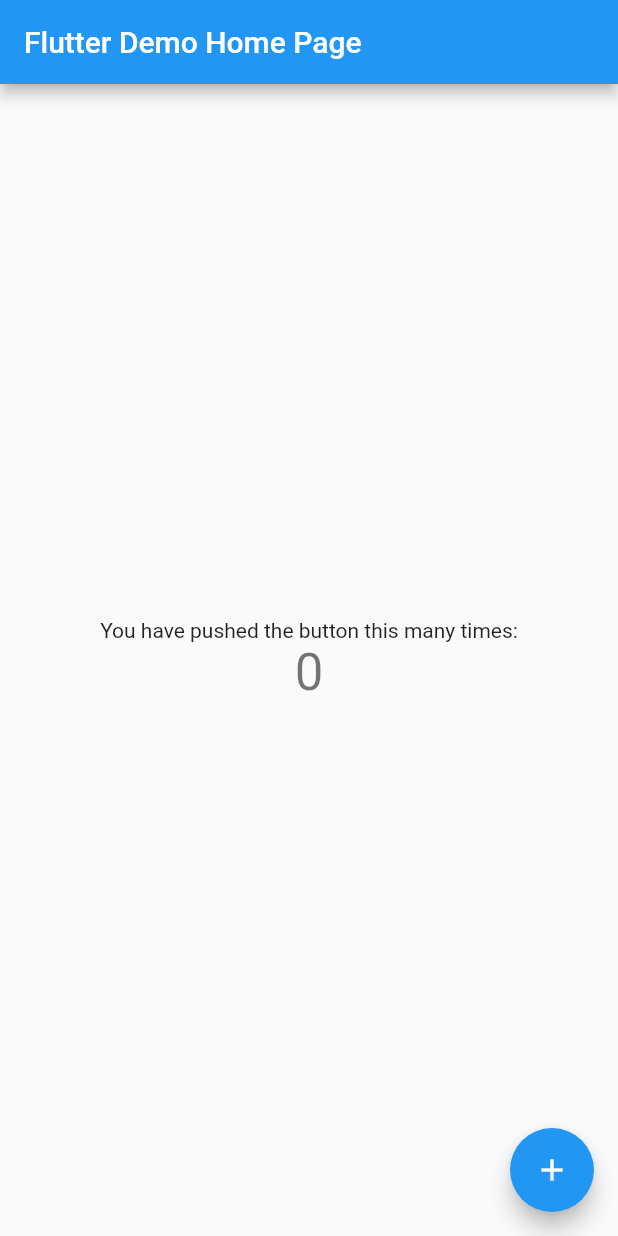
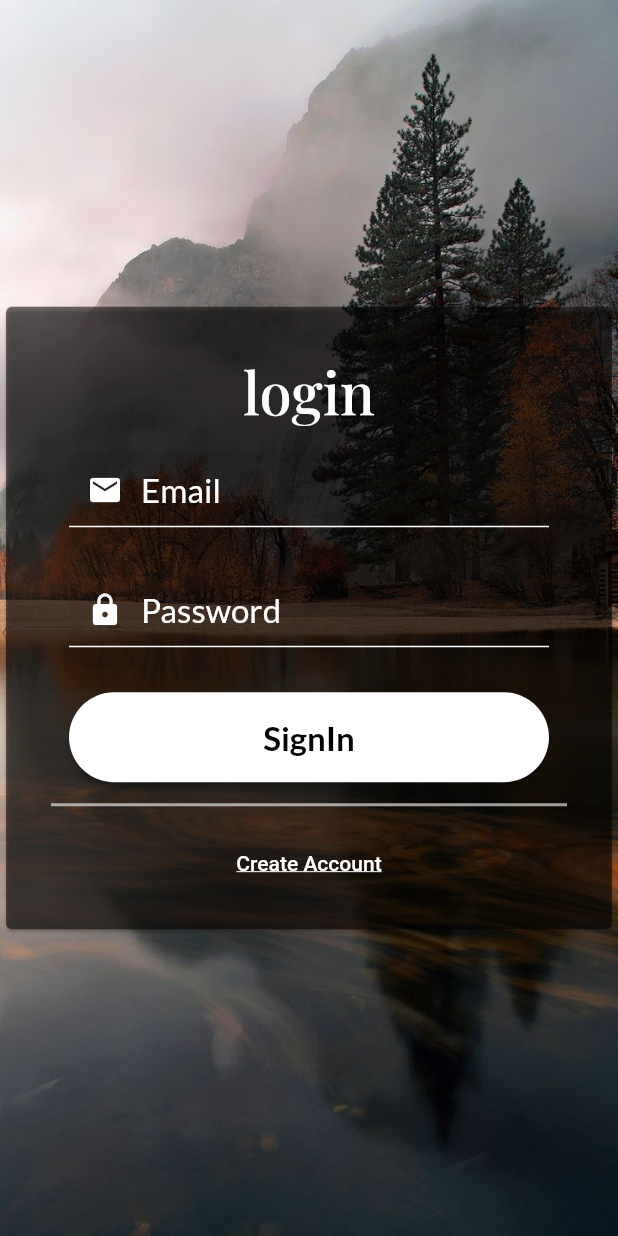
Before and after one commit to SanjanaPurohit2000/ExpenseManager, a Flutter app: the screen it shows after launch, on a phone screen of 412 x 824 dp. Run offline on Flutter 3.47's test engine with Material 2 defaults, Android fonts, the phone set to English and light mode, and no system bars; our stand-ins replace firebase_auth, flutter_svg, google_fonts; accounts and stored records are empty.

Commit message:
Auth module added

```diff
--- /dev/null
+++ b/expense_manager/lib/constants.dart
@@ -0,0 +1,4 @@
+import 'package:flutter/material.dart';
+
+const kPrimaryColor = Color(0xF53F68E5);
+const kPrimaryLightColor = Color(0xFFFCE4EC);
--- a/expense_manager/lib/main.dart
+++ b/expense_manager/lib/main.dart
@@ -1,117 +1,18 @@
+import 'package:expense_manager/screens/wrapper.dart';
 import 'package:flutter/material.dart';
-
-void main() {
-  runApp(MyApp());
-}
+import 'package:expense_manager/services/auth.dart';
+import 'package:provider/provider.dart';
+import 'models/user.dart';
+void main() => runApp(MyApp());
 
 class MyApp extends StatelessWidget {
-  // This widget is the root of your application.
   @override
   Widget build(BuildContext context) {
-    return MaterialApp(
-      title: 'Flutter Demo',
-      theme: ThemeData(
-        // This is the theme of your application.
-        //
-        // Try running your application with "flutter run". You'll see the
-        // application has a blue toolbar. Then, without quitting the app, try
-        // changing the primarySwatch below to Colors.green and then invoke
-        // "hot reload" (press "r" in the console where you ran "flutter run",
-        // or simply save your changes to "hot reload" in a Flutter IDE).
-        // Notice that the counter didn't reset back to zero; the application
-        // is not restarted.
-        primarySwatch: Colors.blue,
-        // This makes the visual density adapt to the platform that you run
-        // the app on. For desktop platforms, the controls will be smaller and
-        // closer together (more dense) than on mobile platforms.
-        visualDensity: VisualDensity.adaptivePlatformDensity,
+    return StreamProvider<User>.value(
+      value: AuthService().user,
+      child: MaterialApp(
+        home: Wrapper(),
       ),
-      home: MyHomePage(title: 'Flutter Demo Home Page'),
     );
   }
 }
-
-class MyHomePage extends StatefulWidget {
-  MyHomePage({Key key, this.title}) : super(key: key);
-
-  // This widget is the home page of your application. It is stateful, meaning
-  // that it has a State object (defined below) that contains fields that affect
-  // how it looks.
-
-  // This class is the configuration for the state. It holds the values (in this
-  // case the title) provided by the parent (in this case the App widget) and
-  // used by the build method of the State. Fields in a Widget subclass are
-  // always marked "final".
-
-  final String title;
-
-  @override
-  _MyHomePageState createState() => _MyHomePageState();
-}
-
-class _MyHomePageState extends State<MyHomePage> {
-  int _counter = 0;
-
-  void _incrementCounter() {
-    setState(() {
-      // This call to setState tells the Flutter framework that something has
-      // changed in this State, which causes it to rerun the build method below
-      // so that the display can reflect the updated values. If we changed
-      // _counter without calling setState(), then the build method would not be
-      // called again, and so nothing would appear to happen.
-      _counter++;
-    });
-  }
-
-  @override
-  Widget build(BuildContext context) {
-    // This method is rerun every time setState is called, for instance as done
-    // by the _incrementCounter method above.
-    //
-    // The Flutter framework has been optimized to make rerunning build methods
-    // fast, so that you can just rebuild anything that needs updating rather
-    // than having to individually change instances of widgets.
-    return Scaffold(
-      appBar: AppBar(
-        // Here we take the value from the MyHomePage object that was created by
-        // the App.build method, and use it to set our appbar title.
-        title: Text(widget.title),
-      ),
-      body: Center(
-        // Center is a layout widget. It takes a single child and positions it
-        // in the middle of the parent.
-        child: Column(
-          // Column is also a layout widget. It takes a list of children and
-          // arranges them vertically. By default, it sizes itself to fit its
-          // children horizontally, and tries to be as tall as its parent.
-          //
-          // Invoke "debug painting" (press "p" in the console, choose the
-          // "Toggle Debug Paint" action from the Flutter Inspector in Android
-          // Studio, or the "Toggle Debug Paint" command in Visual Studio Code)
-          // to see the wireframe for each widget.
-          //
-          // Column has various properties to control how it sizes itself and
-          // how it positions its children. Here we use mainAxisAlignment to
-          // center the children vertically; the main axis here is the vertical
-          // axis because Columns are vertical (the cross axis would be
-          // horizontal).
-          mainAxisAlignment: MainAxisAlignment.center,
-          children: <Widget>[
-            Text(
-              'You have pushed the button this many times:',
-            ),
-            Text(
-              '$_counter',
-              style: Theme.of(context).textTheme.headline4,
-            ),
-          ],
-        ),
-      ),
-      floatingActionButton: FloatingActionButton(
-        onPressed: _incrementCounter,
-        tooltip: 'Increment',
-        child: Icon(Icons.add),
-      ), // This trailing comma makes auto-formatting nicer for build methods.
-    );
-  }
-}
--- /dev/null
+++ b/expense_manager/lib/models/user.dart
@@ -0,0 +1,5 @@
+class User{
+
+  final String uid;
+  User({this.uid});
+}
--- /dev/null
+++ b/expense_manager/lib/screens/authentication.dart
@@ -0,0 +1,28 @@
+import 'package:expense_manager/screens/register.dart';
+import 'package:flutter/material.dart';
+
+import 'login.dart';
+
+
+class Authenticate extends StatefulWidget {
+  @override
+  _AuthenticateState createState() => _AuthenticateState();
+}
+
+class _AuthenticateState extends State<Authenticate> {
+  bool showSignIn = true;
+  void toggleView(){
+    setState(()=> showSignIn = !showSignIn);
+  }
+
+  @override
+  Widget build(BuildContext context) {
+    if(showSignIn)
+    {
+      return Login(toggleView: toggleView);
+    }
+    else{
+      return SignUp(toggleView: toggleView);
+    }
+  }
+}
--- /dev/null
+++ b/expense_manager/lib/screens/login.dart
@@ -0,0 +1,205 @@
+import 'package:flutter/material.dart';
+import 'package:flutter_svg/svg.dart';
+import 'package:google_fonts/google_fonts.dart';
+import 'package:expense_manager/models/user.dart';
+import 'package:expense_manager/services/auth.dart';
+import 'package:path/path.dart';
+
+class Login extends StatefulWidget {
+  final Function toggleView;
+
+  const Login({Key key, this.toggleView}) : super(key: key);
+
+  @override
+  _LoginState createState() => _LoginState();
+}
+
+class _LoginState extends State<Login> {
+  final AuthService _auth = AuthService();
+
+  String email = '';
+  String password = '';
+  User usermodel = new User();
+
+  @override
+  Widget build(BuildContext context) {
+    Size size = MediaQuery.of(context).size;
+
+    return Scaffold(
+      backgroundColor: Colors.blueGrey,
+      body: Container(
+        decoration: BoxDecoration(
+          image: DecorationImage(
+            image: AssetImage("assets/images/forest.jpg"),
+            fit: BoxFit.cover,
+          ),
+        ),
+        child: Container(
+          height: size.height,
+          width: double.infinity,
+          alignment: Alignment.center,
+          child: SingleChildScrollView(
+            child: Card(
+              color: Colors.black54,
+              child: Padding(
+                padding: const EdgeInsets.only(top:30.0,bottom: 20.0),
+                child: Column(
+                  children: [
+                    Padding(
+                      padding: const EdgeInsets.only(bottom:16.0),
+                      child: Text('login',
+                        style:GoogleFonts.playfairDisplay(
+                          fontSize: 38.6,
+                          color: Colors.white,
+                          fontWeight: FontWeight.w500,
+                        ),
+                      ),
+                    ),
+                    SizedBox(
+                      width: 320.0,
+                      height: 80.0,
+                      child: TextField(
+                        style: GoogleFonts.lato(
+                            color: Colors.white,
+                            fontSize: 22.0,
+                            fontWeight: FontWeight.w500
+                        ),
+                        cursorColor: Colors.white,
+                        decoration: InputDecoration(
+                          filled: true,
+                          hintText: "Email",
+                          hintStyle: TextStyle(color: Colors.white),
+                          enabledBorder: UnderlineInputBorder(
+                            borderSide: BorderSide(color: Colors.white),
+                          ),
+                          focusedBorder: UnderlineInputBorder(
+                            borderSide: BorderSide(color: Colors.white),
+                          ),
+                          border: UnderlineInputBorder(
+                            borderSide: BorderSide(color: Colors.white),
+                          ),
+                          prefixIcon: Icon(
+                            Icons.email,
+                            color: Colors.white,
+                          ),
+
+                        ),
+                        onChanged: (val) {
+                          setState(() => email = val);
+                        },
+                      ),
+                    ),
+                    SizedBox(
+                      width: 320.0,
+                      height: 80.0,
+                      child: TextField(
+                        style: GoogleFonts.lato(
+                            color: Colors.white,
+                            fontSize: 22.0,
+                            fontWeight: FontWeight.w500
+                        ),
+                        cursorColor: Colors.white,
+                        obscureText: true,
+                        decoration: InputDecoration(
+                          filled: true,
+                          prefixIcon: Icon(
+                            Icons.lock,
+                            color: Colors.white,
+                          ),
+                          hintText: "Password",
+                          hintStyle: TextStyle(color: Colors.white),
+                          focusColor: Colors.white,
+                          enabledBorder: UnderlineInputBorder(
+                            borderSide: BorderSide(color: Colors.white),
+                          ),
+                          focusedBorder: UnderlineInputBorder(
+                            borderSide: BorderSide(color: Colors.white),
+                          ),
+                          border: UnderlineInputBorder(
+                            borderSide: BorderSide(color: Colors.white),
+                          ),
+                        ),
+                        onChanged: (val) {
+                          setState(() => password = val);
+                        },
+                      ),
+                    ),
+                    SizedBox(
+                      height: 60.0,
+                      width: 320.0,
+                      child: RaisedButton(
+                        color: Colors.white,
+                        child: Text(
+                          "SignIn",
+                          style: GoogleFonts.lato(
+                              color: Colors.black,
+                              fontSize: 22.0,
+                              fontWeight: FontWeight.w700
+                          ),
+                        ),
+                        shape: RoundedRectangleBorder(
+                            borderRadius: BorderRadius.circular(50)),
+                        onPressed: () async {
+                          if (email.isEmpty || password.isEmpty) {
+                            showDialog(
+                              context: context,
+                              builder: (BuildContext context) {
+                                return AlertDialog(
+                                  shape: RoundedRectangleBorder(
+                                      borderRadius: BorderRadius.all(
+                                          Radius.circular(20.0))),
+                                  title: Center(child: Text("Oops!")),
+                                  content: Text("All fields are required"),
+                                );
+                              },
+                            );
+                          } else {
+                            dynamic result = await _auth
+                                .signInWithEmailAndPassword(email, password);
+                            if (result == null) {
+                              showDialog(
+                                context: context,
+                                builder: (BuildContext context) {
+                                  return AlertDialog(
+                                    shape: RoundedRectangleBorder(
+                                        borderRadius: BorderRadius.all(
+                                            Radius.circular(20.0))),
+                                    title: Center(child: Text("Oops!")),
+                                    content: Text("Wrong Credentials"),
+                                  );
+                                },
+                              );
+                            }
+                          }
+                        },
+                      ),
+                    ),
+                    Divider(
+                      height: 30.0,
+                      thickness: 2.0,
+                      indent: 30,
+                      endIndent: 30,
+                      color: Colors.white60,
+                    ),
+                    FlatButton(
+                      child: Text(
+                        'Create Account',
+                        style: TextStyle(
+                          color: Colors.white,
+                          decoration: TextDecoration.underline,
+                        ),
+                      ),
+                      onPressed: () {
+                        widget.toggleView();
+                      },
+                    ),
+                  ],
+                ),
+              ),
+            ),
+          ),
+        ),
+      ),
+    );
+  }
+}
--- /dev/null
+++ b/expense_manager/lib/screens/wrapper.dart
@@ -0,0 +1,20 @@
+import 'package:flutter/material.dart';
+import 'package:expense_manager/Screens/Home.dart';
+import 'package:expense_manager/screens/authentication.dart';
+import 'package:expense_manager/models/user.dart';
+import 'package:provider/provider.dart';
+class Wrapper extends StatelessWidget {
+  @override
+  Widget build(BuildContext context) {
+
+    final user= Provider.of<User>(context);
+
+    if (user == null)
+      {
+        return Authenticate();
+      }
+    else{
+      return Home();
+    }
+  }
+}
--- /dev/null
+++ b/expense_manager/lib/services/auth.dart
@@ -0,0 +1,57 @@
+import 'package:firebase_auth/firebase_auth.dart';
+import 'package:expense_manager/models/user.dart';
+
+class AuthService {
+  final FirebaseAuth _auth = FirebaseAuth.instance;
+
+  // create user obj base on firebase obj
+  User _userFromFirebase(FirebaseUser user) {
+    return user != null ? User(uid: user.uid) : null;
+  }
+
+  //auth change user stream
+  //will help to track stats
+  Stream<User> get user {
+    return _auth.onAuthStateChanged
+        .map((FirebaseUser user) => _userFromFirebase(user));
+  }
+
+  // Register with email and password
+
+  Future registerWithEmailAndPassword(String email, String password) async {
+    try {
+      AuthResult result = await _auth.createUserWithEmailAndPassword(
+          email: email, password: password);
+      FirebaseUser user = result.user;
+      print("It comes here");
+      return _userFromFirebase(user);
+    } catch (e) {
+      print(e.toString());
+      return null;
+    }
+  }
+
+  // sign in with email and password
+  Future signInWithEmailAndPassword(String email, String password) async {
+    try {
+      AuthResult result = await _auth.signInWithEmailAndPassword(
+          email: email, password: password);
+      FirebaseUser user = result.user;
+      print("It comes here");
+      return _userFromFirebase(user);
+    } catch (e) {
+      print(e.toString());
+      return null;
+    }
+  }
+
+  // sign out
+
+  Future signOut() async {
+    try {
+      return await _auth.signOut();
+    } catch (e) {
+      print(e.toString());
+    }
+  }
+}
```
Also changed, not shown: expense_manager/lib/screens/home.dart (added, +35 -0 lines), expense_manager/lib/screens/register.dart (added, +205 -0 lines), expense_manager/pubspec.yaml (+10 -2 lines), expense_manager/assets/images/forest.jpg (added), expense_manager/pubspec.lock, 3 other files.
